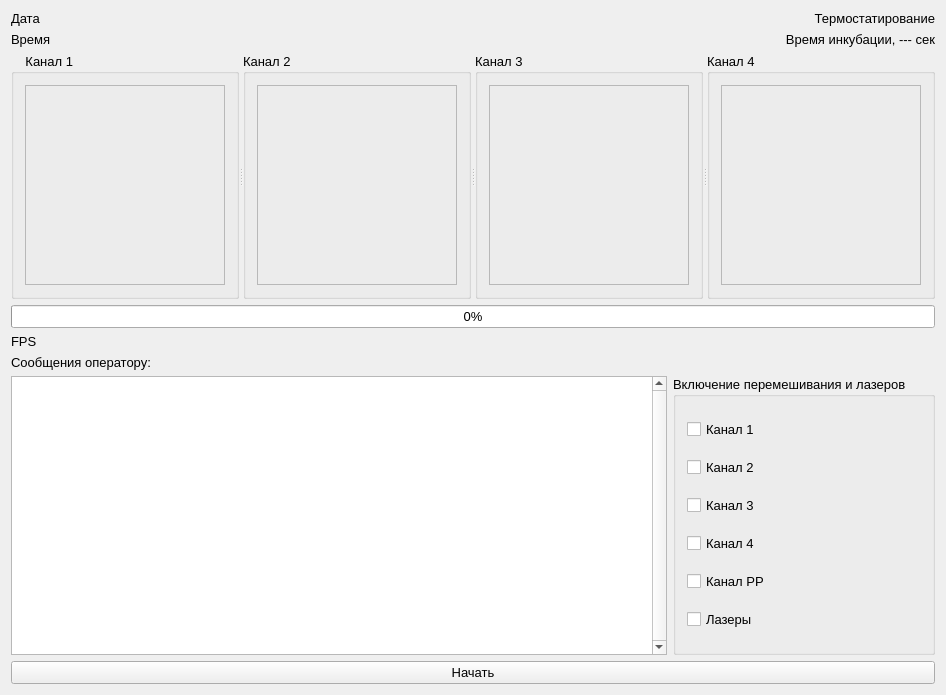
Qt form widget.ui (krang4d/Agrekola) before a commit.
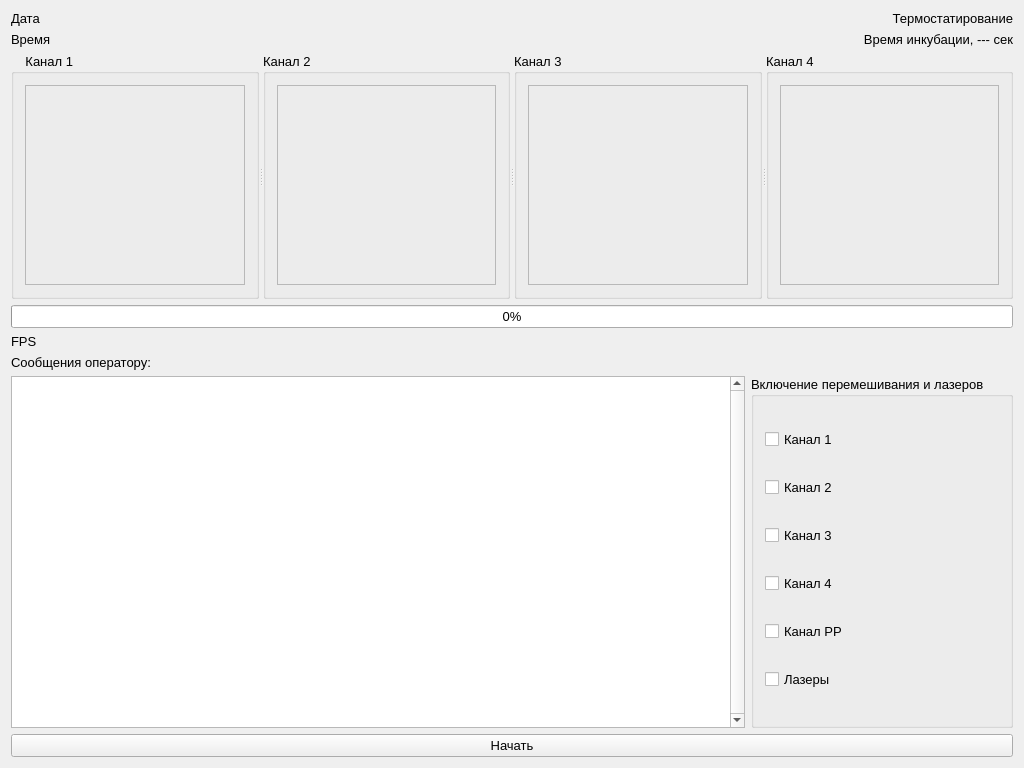
The same form after that commit. Custom widgets are drawn as their Qt base class.

Commit message: Some debug message is changes and size of widgets

```diff
--- a/widget.ui
+++ b/widget.ui
@@ -6,8 +6,8 @@
    <rect>
     <x>0</x>
     <y>0</y>
-    <width>941</width>
-    <height>695</height>
+    <width>1024</width>
+    <height>768</height>
    </rect>
   </property>
   <property name="font">
```
Left out of the diff: 2 changed lines with no effect on the pictures. The commit also changes 7 other files.
